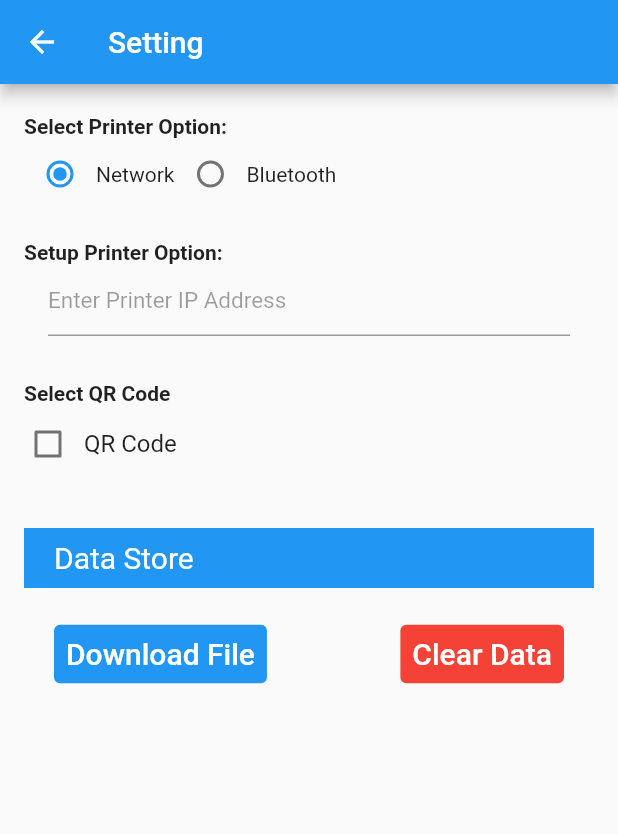
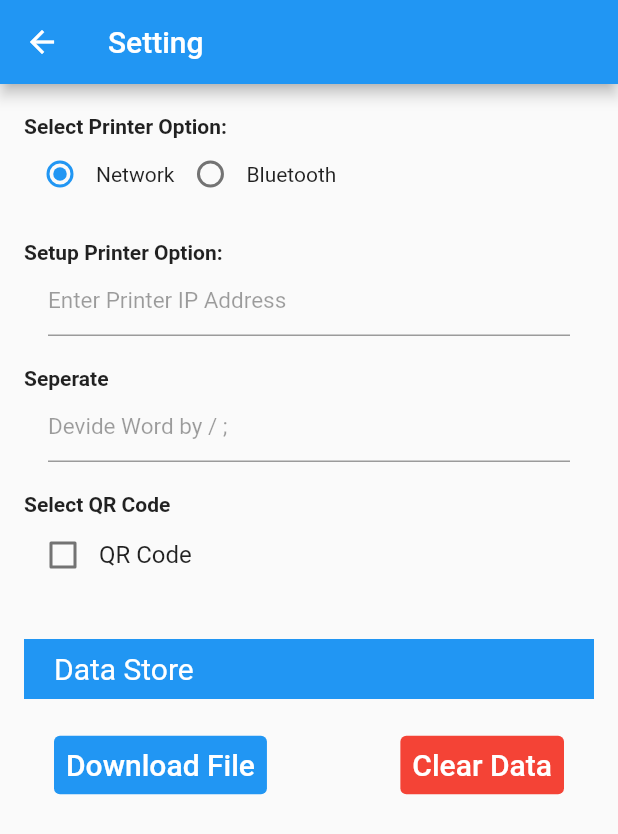
Before and after one commit to sreymom19/qrcode_scanner, a Flutter app: the screen it shows after launch, after a tap on the "settings" icon, on a phone screen of 412 x 824 dp. Shown: the top 834 px of the screen. Run offline on Flutter 3.47's test engine with Material 2 defaults, Android fonts, the phone set to English and light mode, and no system bars; our stand-ins replace permission_handler, screenshot, share_plus, shared_preferences, sqflite; missing offline and left inert: esc_pos_bluetooth, esc_pos_printer, esc_pos_utils, flutter_bluetooth_basic, mobile_scanner, syncfusion_flutter_xlsio; accounts and stored records are empty; statements that could not run were skipped.

Commit message:
Seperate feild

```diff
--- a/lib/db_helper.dart
+++ b/lib/db_helper.dart
@@ -8,7 +8,7 @@ class DatabaseHelper {
 
   static const table = 'tbl_visitor';
   static const columnId = 'id';
-  static const columnPrefix = 'prefix';
+ // static const columnPrefix = 'prefix';
   static const columnName = 'name';
   static const columnPosition = 'position';
   static const columnCompany = 'company';
@@ -40,7 +40,6 @@ class DatabaseHelper {
     await db.execute('''
           CREATE TABLE $table (
             $columnId INTEGER PRIMARY KEY AUTOINCREMENT,
-            $columnPrefix TEXT NOT NULL,
             $columnName TEXT NOT NULL,
             $columnPosition TEXT NOT NULL,
             $columnCompany TEXT NOT NULL,
--- a/lib/main.dart
+++ b/lib/main.dart
@@ -33,6 +33,7 @@ class MyHomePage extends StatefulWidget {
 
 class _MyHomePageState extends State<MyHomePage> {
   final MainBloc _bloc = MainBloc();
+
   final MobileScannerController cameraController = MobileScannerController();
   bool _screenOpened = false;
 
@@ -72,31 +73,50 @@ class _MyHomePageState extends State<MyHomePage> {
         ),
         body: Column(
           children: [
+            Padding(
+              padding: const EdgeInsets.only(top: 20),
+              child: Image.asset(
+                'images/epenh_logo.png',
+                width: 200,
+              ),
+            ),
             Expanded(
               child: Center(
+                child: Column(
+                  mainAxisAlignment: MainAxisAlignment.center,
+                  children: [
+                    const Text('Scan QR Code'),
+                    const SizedBox(height: 10),
+                    Center(
                       child: ClipRRect(
                         borderRadius: BorderRadius.circular(40),
                         child: SizedBox(
                           width: 300,
                           height: 300,
                           child: MobileScanner(
-                      allowDuplicates: true,
+                            allowDuplicates: false,
                             controller: cameraController,
                             onDetect: _foundBarcode,
                           ),
                         ),
                       ),
                     ),
+                  ],
+                ),
+              ),
             ),
             InkWell(
-              onTap: () => Navigator.push(
+              onTap: () {
+                _bloc.clear();
+                Navigator.push(
                   context,
                   MaterialPageRoute(
                       builder: (context) => MainForm(
                             bloc: _bloc,
                             screenClosed: _screenWasClosed,
                           )),
-              ),
+                );
+              },
               child: Container(
                 alignment: Alignment.center,
                 height: 50,
@@ -119,9 +139,10 @@ class _MyHomePageState extends State<MyHomePage> {
   }
 
   void _foundBarcode(Barcode barcode, MobileScannerArguments? arguments) {
+    debugPrint("Barcode found! ${barcode.rawValue}");
+    if (barcode.rawValue?.contains(";") == true) {
       if (!_screenOpened) {
         final String code = barcode.rawValue ?? "----";
-      debugPrint("Barcode found! $code");
         _screenOpened = true;
         Navigator.push(
           context,
@@ -134,6 +155,9 @@ class _MyHomePageState extends State<MyHomePage> {
           ),
         );
       }
+    } else {
+      _bloc.toastMsg(context, "Invalid QR Code");
+    }
   }
 
   void _screenWasClosed() {
--- a/lib/setting/setting.dart
+++ b/lib/setting/setting.dart
@@ -4,10 +4,8 @@ import 'package:esc_pos_bluetooth/esc_pos_bluetooth.dart';
 import 'package:flutter/material.dart';
 import 'package:permission_handler/permission_handler.dart';
 import 'package:visitor_qr_code_scanner/preference/printer_option_pref.dart';
-import 'package:visitor_qr_code_scanner/preference/qrcode_pref.dart';
 import 'package:visitor_qr_code_scanner/setting/setting_bloc.dart';
 import 'package:screenshot/screenshot.dart';
-import '../main_bloc.dart';
 import '../preference/printer.dart';
 import '../preference/printer_pref.dart';
 
@@ -27,6 +25,7 @@ class _SettingPageState extends State<SettingPage> {
   final PrinterBluetoothManager _printerManager = PrinterBluetoothManager();
   List<PrinterBluetooth> _devices = [];
   String? _deviceMsg;
+
 
   @override
   void initState() {
@@ -59,7 +58,8 @@ class _SettingPageState extends State<SettingPage> {
       appBar: AppBar(
         title: const Text('Setting'),
       ),
-      body: Padding(
+      body: SingleChildScrollView(
+        child: Padding(
           padding: const EdgeInsets.symmetric(horizontal: 16.0),
           child: Column(
             crossAxisAlignment: CrossAxisAlignment.start,
@@ -146,7 +146,8 @@ class _SettingPageState extends State<SettingPage> {
                                   ListTile(
                                     leading: const Icon(Icons.print),
                                     title: Text(_devices[index].name ?? ''),
-                                  subtitle: Text(_devices[index].address ?? ''),
+                                    subtitle:
+                                        Text(_devices[index].address ?? ''),
                                     onTap: () {
                                       final printer = Printer(
                                         name: _devices[index].name,
@@ -171,8 +172,30 @@ class _SettingPageState extends State<SettingPage> {
                           ),
               ),
               const SizedBox(
-              height: 30,
+                height: 20,
               ),
+              const Text(
+                'Seperate ',
+                style: TextStyle(
+                  fontWeight: FontWeight.bold,
+                ),
+              ),
+              Padding(
+                padding: const EdgeInsets.symmetric(horizontal: 16),
+                child: TextField(
+                  controller: _bloc.separateController,
+                  decoration: const InputDecoration(
+                    hintText: 'Devide Word by / ;',
+                    hintStyle:
+                                TextStyle(color: Colors.black38, fontSize: 15),
+                  ),
+                  textInputAction: TextInputAction.done,
+                  onSubmitted: (value) {
+                    _bloc
+                  },
+                ),
+              ),
+              const SizedBox(height: 20),
               const Text(
                 'Select QR Code',
                 style: TextStyle(
@@ -182,7 +205,9 @@ class _SettingPageState extends State<SettingPage> {
               const SizedBox(
                 height: 10,
               ),
-            Row(
+              Padding(
+                padding: const EdgeInsets.symmetric(horizontal: 10),
+                child: Row(
                   mainAxisAlignment: MainAxisAlignment.start,
                   children: [
                     SizedBox(
@@ -205,6 +230,7 @@ class _SettingPageState extends State<SettingPage> {
                       style: TextStyle(fontSize: 16),
                     ),
                   ],
+                ),
               ),
               const SizedBox(
                 height: 40,
@@ -253,6 +279,7 @@ class _SettingPageState extends State<SettingPage> {
             ],
           ),
         ),
+      ),
     );
   }
 
--- a/lib/setting/setting_bloc.dart
+++ b/lib/setting/setting_bloc.dart
@@ -14,6 +14,7 @@ import '../preference/printer_ip_pref.dart';
 class SettingBloc extends ChangeNotifier {
   final DatabaseHelper _db = DatabaseHelper.instance;
   TextEditingController printerIpController = TextEditingController();
+  TextEditingController separateController = TextEditingController();
   PrinterOption? printerOption = PrinterOption.wifi;
   bool? isShouldQrCodePrint = false;
 
@@ -46,6 +47,10 @@ class SettingBloc extends ChangeNotifier {
 
   void savePrinterIp(String ipAddress) {
     setPrinterIP(ipAddress);
+  }
+
+  void saveSeparate(String devide) {
+    setSeperate(devide);
   }
 
   void onShouldQrCodePrintChecked(bool? value) {
@@ -81,7 +86,7 @@ class SettingBloc extends ChangeNotifier {
 
     /// Set column name
     sheet.getRangeByName("A2").setText("ID");
-    sheet.getRangeByName("B2").setText("Prefix");
+    // sheet.getRangeByName("B2").setText("Prefix");
     sheet.getRangeByName("C2").setText("Name");
     sheet.getRangeByName("D2").setText("Company");
     sheet.getRangeByName("E2").setText("Position");
@@ -101,7 +106,7 @@ class SettingBloc extends ChangeNotifier {
       sheet.getRangeByName("A$rowIndex").autoFit();
 
       /// Column of Name
-      _bindDataToColumn(sheet, "B$rowIndex", data[index].prefix);
+      //_bindDataToColumn(sheet, "B$rowIndex", data[index].prefix);
 
       /// Column of Name
       _bindDataToColumn(sheet, "C$rowIndex", data[index].name);
--- a/pubspec.yaml
+++ b/pubspec.yaml
@@ -77,6 +77,7 @@ flutter:
   # To add assets to your application, add an assets section, like this:
   assets:
     - images/
+    - images/epenh_logo.png
   #   - images/a_dot_ham.jpeg
 
   # An image asset can refer to one or more resolution-specific "variants", see
```
Also changed, not shown: lib/main_bloc.dart (+41 -28 lines), lib/main_form.dart (+7 -4 lines), lib/model/model_db.dart (+7 -7 lines), lib/preference/seperate_pref.dart (added, +14 -0 lines), lib/visitor_page.dart (+9 -9 lines), images/epenh_logo.png (added). Lines whose indentation alone changed are shown as unchanged.
